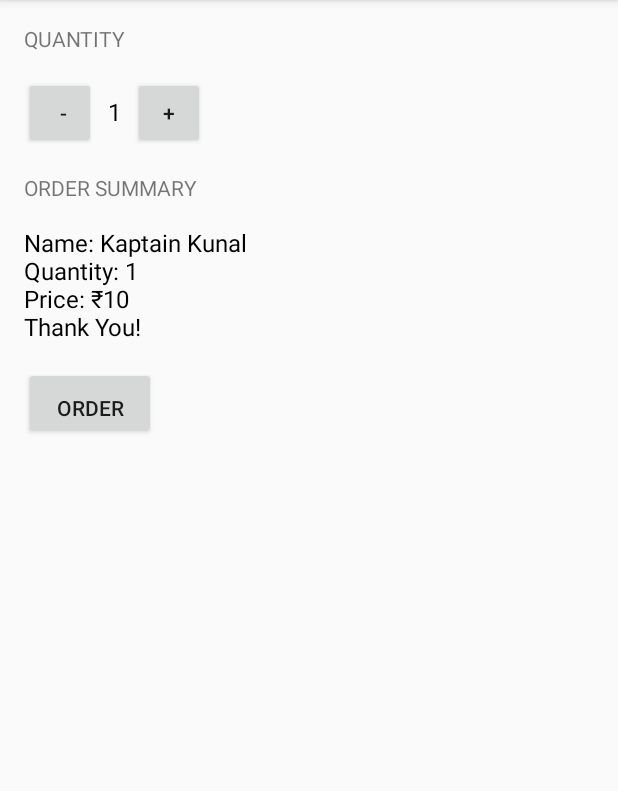
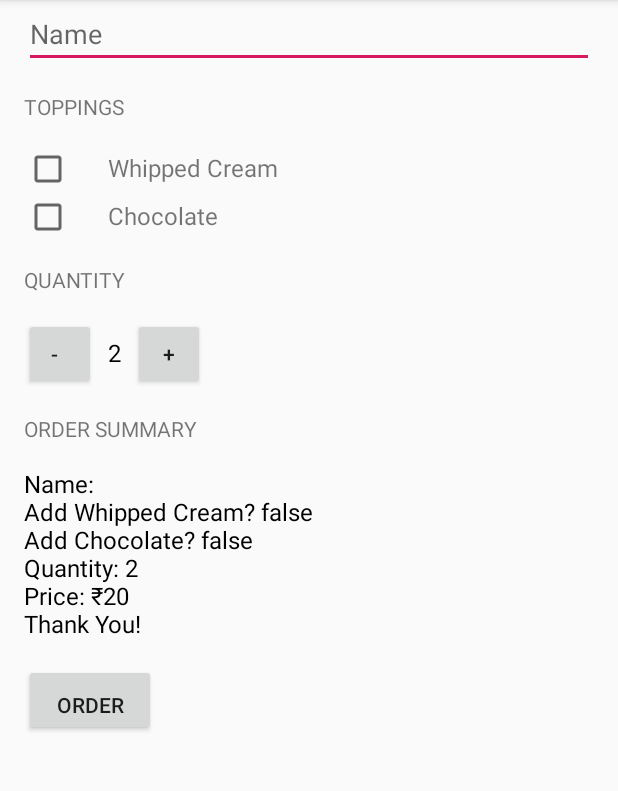
Before and after one commit to a-macc/JustJava, an Android app: the screen it shows after launch (MainActivity), after a tap on "ORDER", on a phone screen of 412 x 824 dp, the part 84-875 px from its top. Run offline under Robolectric (Android 15) with nearby library versions, the phone set to English and light mode, and no system bars.

Commit message:
Add options for name and toppings

```diff
--- a/app/src/main/java/com/example/justjavaapp/MainActivity.java
+++ b/app/src/main/java/com/example/justjavaapp/MainActivity.java
@@ -1,13 +1,17 @@
 package com.example.justjavaapp;
 
+import android.content.Context;
 import android.os.Bundle;
 import android.support.v7.app.AppCompatActivity;
 import android.view.View;
+import android.widget.CheckBox;
+import android.widget.EditText;
 import android.widget.TextView;
+import android.widget.Toast;
 
-import com.example.justjavaapp.R;
-
-import java.text.NumberFormat;
+//import com.example.justjavaapp.R;
+//
+//import java.text.NumberFormat;
 
 public class MainActivity extends AppCompatActivity {
 
@@ -17,43 +21,76 @@ public class MainActivity extends AppCompatActivity {
         setContentView(R.layout.activity_main);
     }
 
-    int quantity = 1;
+    int quantity = 2;
 
     public void increment(View view) {
+        if(quantity == 100) {
+            Context context = getApplicationContext();
+            CharSequence text = "You cannot have more than 100 coffees";
+            int duration = Toast.LENGTH_SHORT;
+            Toast.makeText(context, text, duration).show();
+            return;
+        }
         quantity++;
         display(quantity);
     }
 
     public void decrement(View view) {
+        if(quantity == 1) {
+            Context context = getApplicationContext();
+            CharSequence text = "You cannot have less than 1 coffee";
+            int duration = Toast.LENGTH_SHORT;
+            Toast.makeText(context, text, duration).show();
+            return;
+        }
         quantity--;
         display(quantity);
     }
 
     public void submitOrder(View view) {
-
+        EditText editText = findViewById(R.id.name_field);
+        String name = editText.getText().toString();
+        CheckBox whippedCreamCheckBox = findViewById(R.id.whipped_cream_checkbox);
+        boolean hasWhippedCream = whippedCreamCheckBox.isChecked();
+        CheckBox chocolateCheckBox = findViewById(R.id.chocolate_checkbox);
+        boolean hasChocolate = chocolateCheckBox.isChecked();
         int price = calculatePrice(quantity);
-        String priceMessage = calculateOrderSummary(price);
+        String priceMessage = calculateOrderSummary(price, hasWhippedCream, hasChocolate, name);
         displayMessage(priceMessage);
     }
 
     private void display(int number) {
-        TextView quantityTextView = (TextView) findViewById(R.id.quantity_text_view);
-        quantityTextView.setText("" + number);
+        TextView quantityTextView = findViewById(R.id.quantity_text_view);
+        quantityTextView.setText(String.format("%s", number));
     }
 
     private void displayMessage(String message) {
-        TextView orderSummaryTextView = (TextView) findViewById(R.id.order_summary_text_view);
+        TextView orderSummaryTextView = findViewById(R.id.order_summary_text_view);
         orderSummaryTextView.setText(message);
     }
 
     private int calculatePrice(int quantity) {
-        int price = quantity * 10;
-        return price;
+        int price = 10;
+        CheckBox whippedCreamCheckBox = findViewById(R.id.whipped_cream_checkbox);
+        boolean hasWhippedCream = whippedCreamCheckBox.isChecked();
+        if(hasWhippedCream)
+            price += 2;
+
+        CheckBox chocolateCheckBox = findViewById(R.id.chocolate_checkbox);
+        boolean hasChocolate = chocolateCheckBox.isChecked();
+        if(hasChocolate)
+            price += 4;
+
+        return price*quantity;
     }
 
-    private String calculateOrderSummary(int price) {
-        String orderSummary = "Name: Kaptain Kunal\nQuantity: " + price / 10 + "\nPrice: ₹" + price +
-                "\nThank You!";
+    private String calculateOrderSummary(int price, boolean addWippedCream, boolean addChocolate, String name) {
+        String orderSummary = "Name: " + name;
+        orderSummary += "\nAdd Whipped Cream? " + addWippedCream;
+        orderSummary += "\nAdd Chocolate? " + addChocolate;
+        orderSummary += "\nQuantity: " + quantity;
+        orderSummary += "\nPrice: ₹" + price;
+        orderSummary += "\nThank You!";
         return orderSummary;
 
     }
--- a/app/src/main/res/layout/activity_main.xml
+++ b/app/src/main/res/layout/activity_main.xml
@@ -1,19 +1,89 @@
 <?xml version="1.0" encoding="utf-8"?>
-<LinearLayout xmlns:android="http://schemas.android.com/apk/res/android"
-    xmlns:app="http://schemas.android.com/apk/res-auto"
+<ScrollView xmlns:android="http://schemas.android.com/apk/res/android"
     xmlns:tools="http://schemas.android.com/tools"
     android:layout_width="match_parent"
-    android:layout_height="match_parent"
+    android:layout_height="match_parent">
+
+    <LinearLayout
+        android:layout_width="match_parent"
+        android:layout_height="wrap_content"
         android:orientation="vertical"
         tools:context=".MainActivity">
+
+        <EditText
+            android:layout_marginStart="16dp"
+            android:layout_marginEnd="16dp"
+            android:layout_width="match_parent"
+            android:layout_height="wrap_content"
+            android:id="@+id/name_field"
+            android:hint="@string/name_field"
+            android:inputType="textPersonName"/>
+
+        <TextView
+            android:layout_width="match_parent"
+            android:layout_height="wrap_content"
+            android:paddingStart="16dp"
+            android:paddingTop="16dp"
+            android:paddingEnd="16dp"
+            android:text="@string/toppings"
+            android:textAllCaps="true" />
+
+        <LinearLayout
+            android:layout_width="match_parent"
+            android:layout_height="wrap_content"
+            android:orientation="vertical"
+            android:paddingStart="16dp"
+            android:paddingTop="16dp"
+            android:paddingEnd="16dp">
+
+            <LinearLayout
+                android:layout_width="wrap_content"
+                android:layout_height="wrap_content"
+                android:orientation="horizontal">
+
+                <CheckBox
+                    android:id="@+id/whipped_cream_checkbox"
+                    android:layout_width="wrap_content"
+                    android:layout_height="wrap_content" />
 
                 <TextView
                     android:layout_width="wrap_content"
                     android:layout_height="wrap_content"
-        android:paddingLeft="16dp"
+                    android:paddingStart="24dp"
+                    android:paddingEnd="16dp"
+                    android:text="@string/cream"
+                    android:textSize="16sp" />
+            </LinearLayout>
+
+            <LinearLayout
+                android:layout_width="wrap_content"
+                android:layout_height="wrap_content"
+                android:orientation="horizontal">
+
+                <CheckBox
+                    android:id="@+id/chocolate_checkbox"
+                    android:layout_width="wrap_content"
+                    android:layout_height="wrap_content" />
+
+                <TextView
+                    android:layout_width="wrap_content"
+                    android:layout_height="wrap_content"
+                    android:paddingStart="24dp"
+                    android:paddingEnd="16dp"
+                    android:text="@string/chocolate"
+                    android:textSize="16sp" />
+            </LinearLayout>
+
+        </LinearLayout>
+
+        <TextView
+            android:layout_width="wrap_content"
+            android:layout_height="wrap_content"
+            android:paddingStart="16dp"
             android:paddingTop="16dp"
+            android:paddingEnd="16dp"
             android:paddingBottom="16dp"
-        android:text="Quantity"
+            android:text="@string/quantity"
             android:textAllCaps="true" />
 
         <LinearLayout
@@ -23,36 +93,38 @@
             <Button
                 android:layout_width="48dp"
                 android:layout_height="48dp"
-            android:layout_marginLeft="16dp"
-            android:layout_marginRight="8dp"
+                android:layout_marginStart="16dp"
+                android:layout_marginEnd="8dp"
                 android:onClick="decrement"
-            android:paddingRight="8dp"
-            android:text="-" />
+                android:paddingStart="0dp"
+                android:paddingEnd="8dp"
+                android:text="@string/minus" />
 
             <TextView
                 android:id="@+id/quantity_text_view"
                 android:layout_width="wrap_content"
                 android:layout_height="wrap_content"
-            android:text="1"
+                android:text="@string/initial_quantity"
                 android:textColor="@android:color/black"
                 android:textSize="16sp" />
 
             <Button
                 android:layout_width="48dp"
                 android:layout_height="48dp"
-            android:layout_marginLeft="8dp"
+                android:layout_marginStart="8dp"
                 android:onClick="increment"
-            android:text="+" />
+                android:text="@string/plus" />
         </LinearLayout>
 
 
         <TextView
             android:layout_width="wrap_content"
             android:layout_height="wrap_content"
-        android:paddingLeft="16dp"
+            android:paddingStart="16dp"
             android:paddingTop="16dp"
+            android:paddingEnd="16dp"
             android:paddingBottom="16dp"
-        android:text="Order Summary"
+            android:text="@string/order_summary"
             android:textAllCaps="true" />
 
         <TextView
@@ -60,7 +132,8 @@
             android:layout_width="wrap_content"
             android:layout_height="wrap_content"
             android:paddingStart="16dp"
-        android:text="₹10"
+            android:paddingEnd="16dp"
+            android:text="@string/initial_price"
             android:textColor="@android:color/black"
             android:textSize="16sp" />
 
@@ -70,7 +143,8 @@
             android:layout_margin="16dp"
             android:onClick="submitOrder"
             android:paddingTop="16dp"
-        android:text="Order" />
+            android:text="@string/order" />
 
 
     </LinearLayout>
+</ScrollView>
--- a/app/src/main/res/values/strings.xml
+++ b/app/src/main/res/values/strings.xml
@@ -1,3 +1,14 @@
 <resources>
     <string name="app_name">Just Java App</string>
+    <string name="toppings">Toppings</string>
+    <string name="cream">Whipped Cream</string>
+    <string name="chocolate">Chocolate</string>
+    <string name="quantity">Quantity</string>
+    <string name="minus">-</string>
+    <string name="plus">+</string>
+    <string name="initial_quantity">2</string>
+    <string name="order_summary">Order Summary</string>
+    <string name="initial_price">₹10</string>
+    <string name="order">Order</string>
+    <string name="name_field">Name</string>
 </resources>
--- a/build.gradle
+++ b/build.gradle
@@ -7,7 +7,7 @@ buildscript {
 
     }
     dependencies {
-        classpath 'com.android.tools.build:gradle:3.3.1'
+        classpath 'com.android.tools.build:gradle:3.3.2'
 
         // NOTE: Do not place your application dependencies here; they belong
         // in the individual module build.gradle files
```
Lines whose indentation alone changed are shown as unchanged.
